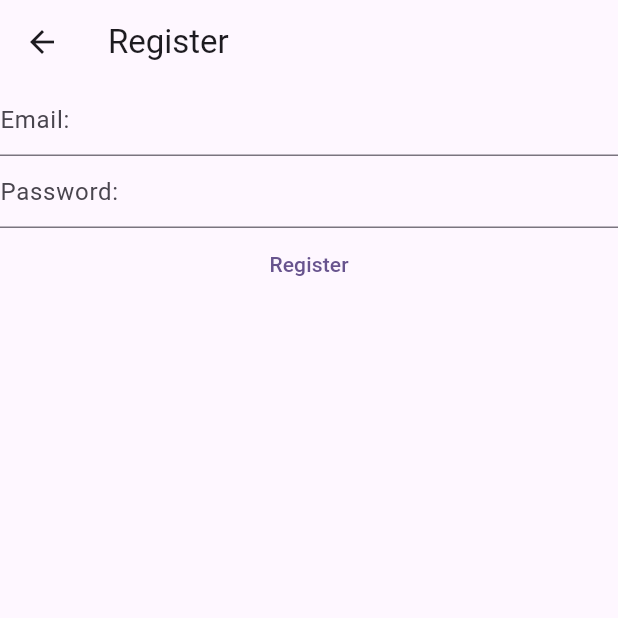
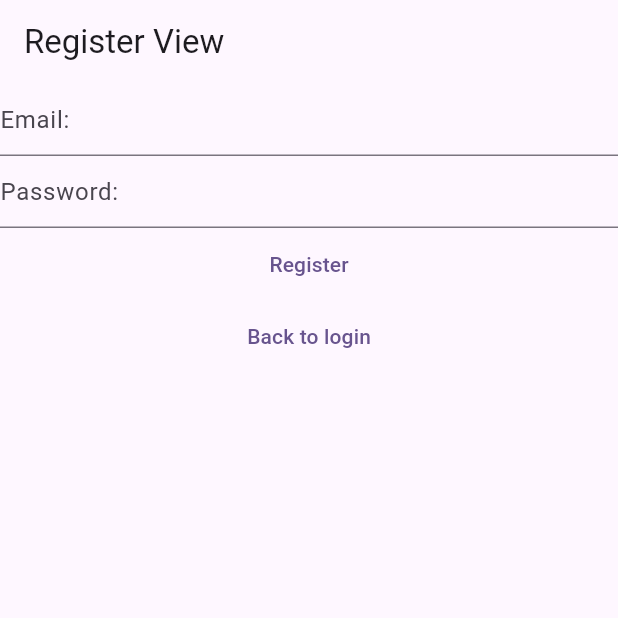
Before and after one commit to ykim336/flutter-course, a Flutter app: the RegisterView screen opened directly, on a phone screen of 412 x 824 dp, the top half of it. Run offline on Flutter 3.47's test engine with Material 3 defaults, Android fonts, the light colour scheme and no system bars; our stand-ins replace firebase_auth, firebase_core; accounts and stored records are empty.

```diff
--- a/lib/views/register_view.dart
+++ b/lib/views/register_view.dart
@@ -1,9 +1,7 @@
 // ignore_for_file: avoid_print
 
 import 'package:firebase_auth/firebase_auth.dart';
-import 'package:firebase_core/firebase_core.dart';
 import 'package:flutter/material.dart';
-import 'package:learningdart/firebase_options.dart';
 
 class RegisterView extends StatefulWidget {
   const RegisterView({super.key});
@@ -34,24 +32,8 @@
   @override
   Widget build(BuildContext context) {
     return Scaffold(
-        appBar: AppBar(
-          title: Text("Register"),
-        ),
-        // The email address is already in use by another account guarantee.
-        body: FutureBuilder(
-          future: Firebase.initializeApp(
-            options: DefaultFirebaseOptions.currentPlatform,
-          ),
-          builder: (context, snapshot) {
-            switch (snapshot.connectionState) {
-              case ConnectionState.none:
-                return Text('Loading...');
-              case ConnectionState.waiting:
-                return Text('Loading...');
-              case ConnectionState.active:
-                return Text('Loading...');
-              case ConnectionState.done:
-                return Column(children: [
+      appBar: AppBar(title: Text("Register View")),
+      body: Column(children: [
         TextField(
           controller: _email,
           enableSuggestions: false,
@@ -72,8 +54,8 @@
             final password = _password.text;
             try {
               // ignore: unused_local_variable
-                        final userCredential = await FirebaseAuth.instance
-                            .createUserWithEmailAndPassword(
+              final userCredential =
+                  await FirebaseAuth.instance.createUserWithEmailAndPassword(
                 email: email,
                 password: password,
               );
@@ -88,10 +70,16 @@
             }
           },
           child: const Text("Register"),
-                  )
-                ]);
-            }
+        ),
+        TextButton(
+            onPressed: () {
+              Navigator.of(context).pushNamedAndRemoveUntil(
+                '/login/',
+                (route) => false,
+              );
             },
-        ));
+            child: Text("Back to login"))
+      ]),
+    );
   }
 }
```
Also changed, not shown: lib/main.dart (+17 -22 lines), lib/views/login_view.dart (+14 -26 lines), lib/views/verify_email_view.dart (added, +26 -0 lines). Lines whose indentation alone changed are shown as unchanged.
